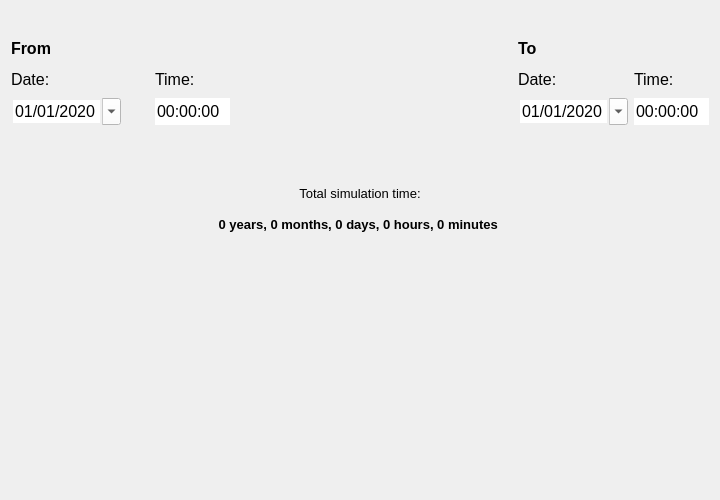
First picture: the form in threedi_models_and_simulations/ui/simulation_wizard/page_duration.ui, repository nens/threedi-api-qgis-client, before the edit.
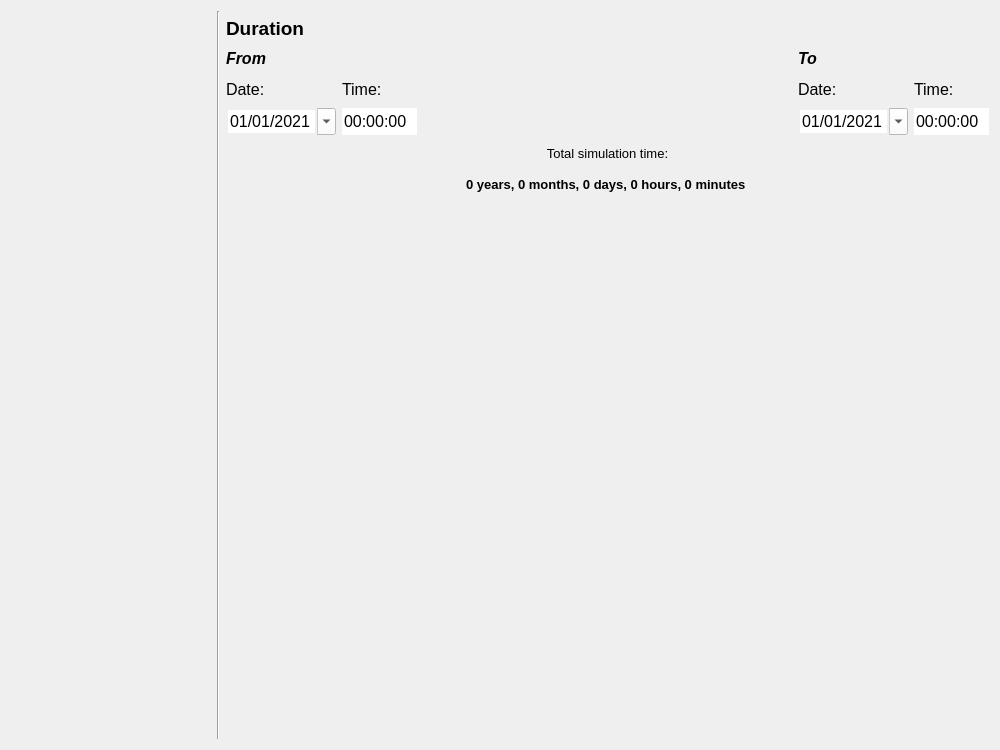
Second picture: the form after the edit.

Commit message:
Changed the way of showing progress of the simulation wizard. (#424)
* Changed the way of showing progress of the simulation wizard.

Patch:
```diff
--- a/threedi_models_and_simulations/ui/simulation_wizard/page_duration.ui
+++ b/threedi_models_and_simulations/ui/simulation_wizard/page_duration.ui
@@ -9,8 +9,8 @@
    <rect>
     <x>0</x>
     <y>0</y>
-    <width>720</width>
-    <height>500</height>
+    <width>1000</width>
+    <height>750</height>
    </rect>
   </property>
   <property name="sizePolicy">
@@ -35,81 +35,116 @@
    <string notr="true">QComboBox {background-color: rgba(255, 255, 255);}</string>
   </property>
   <layout class="QGridLayout" name="gridLayout">
-   <item row="3" column="0">
-    <widget class="QLabel" name="label_4">
-     <property name="sizePolicy">
-      <sizepolicy hsizetype="Minimum" vsizetype="Preferred">
-       <horstretch>0</horstretch>
-       <verstretch>0</verstretch>
-      </sizepolicy>
-     </property>
-     <property name="minimumSize">
-      <size>
-       <width>110</width>
-       <height>25</height>
-      </size>
-     </property>
-     <property name="maximumSize">
-      <size>
-       <width>16777215</width>
-       <height>16777215</height>
-      </size>
-     </property>
-     <property name="font">
-      <font>
-       <family>Segoe UI</family>
-       <pointsize>12</pointsize>
-      </font>
-     </property>
-     <property name="text">
-      <string>Date:</string>
-     </property>
-    </widget>
-   </item>
-   <item row="2" column="5">
-    <widget class="QLabel" name="label_10">
-     <property name="minimumSize">
-      <size>
-       <width>110</width>
-       <height>25</height>
-      </size>
-     </property>
-     <property name="maximumSize">
-      <size>
-       <width>16777215</width>
-       <height>16777215</height>
-      </size>
-     </property>
-     <property name="font">
-      <font>
-       <family>Segoe UI</family>
-       <pointsize>12</pointsize>
-       <weight>75</weight>
-       <bold>true</bold>
-      </font>
-     </property>
-     <property name="text">
-      <string>To</string>
-     </property>
-    </widget>
-   </item>
-   <item row="5" column="4">
-    <spacer name="verticalSpacer_2">
+   <item row="11" column="2" colspan="6">
+    <spacer name="horizontalSpacer">
      <property name="orientation">
-      <enum>Qt::Vertical</enum>
-     </property>
-     <property name="sizeType">
-      <enum>QSizePolicy::Fixed</enum>
+      <enum>Qt::Horizontal</enum>
      </property>
      <property name="sizeHint" stdset="0">
       <size>
-       <width>20</width>
-       <height>50</height>
+       <width>40</width>
+       <height>20</height>
       </size>
      </property>
     </spacer>
    </item>
-   <item row="4" column="4">
+   <item row="2" column="2" colspan="6">
+    <layout class="QGridLayout" name="gridLayout_2">
+     <property name="bottomMargin">
+      <number>0</number>
+     </property>
+     <item row="2" column="0">
+      <widget class="QDateEdit" name="date_from">
+       <property name="sizePolicy">
+        <sizepolicy hsizetype="Minimum" vsizetype="Preferred">
+         <horstretch>0</horstretch>
+         <verstretch>0</verstretch>
+        </sizepolicy>
+       </property>
+       <property name="minimumSize">
+        <size>
+         <width>110</width>
+         <height>25</height>
+        </size>
+       </property>
+       <property name="maximumSize">
+        <size>
+         <width>16777215</width>
+         <height>16777215</height>
+        </size>
+       </property>
+       <property name="font">
+        <font>
+         <family>Segoe UI</family>
+         <pointsize>12</pointsize>
+        </font>
+       </property>
+       <property name="styleSheet">
+        <string notr="true">QDateEdit {background-color: white;}</string>
+       </property>
+       <property name="frame">
+        <bool>false</bool>
+       </property>
+       <property name="buttonSymbols">
+        <enum>QAbstractSpinBox::NoButtons</enum>
+       </property>
+       <property name="dateTime">
+        <datetime>
+         <hour>0</hour>
+         <minute>0</minute>
+         <second>0</second>
+         <year>2021</year>
+         <month>1</month>
+         <day>1</day>
+        </datetime>
+       </property>
+       <property name="displayFormat">
+        <string>dd/MM/yyyy</string>
+       </property>
+       <property name="calendarPopup">
+        <bool>true</bool>
+       </property>
+       <property name="date">
+        <date>
+         <year>2021</year>
+         <month>1</month>
+         <day>1</day>
+        </date>
+       </property>
+      </widget>
+     </item>
+     <item row="1" column="1">
+      <widget class="QLabel" name="label_7">
+       <property name="sizePolicy">
+        <sizepolicy hsizetype="Minimum" vsizetype="Preferred">
+         <horstretch>0</horstretch>
+         <verstretch>0</verstretch>
+        </sizepolicy>
+       </property>
+       <property name="minimumSize">
+        <size>
+         <width>75</width>
+         <height>25</height>
+        </size>
+       </property>
+       <property name="maximumSize">
+        <size>
+         <width>75</width>
+         <height>25</height>
+        </size>
+       </property>
+       <property name="font">
+        <font>
+         <family>Segoe UI</family>
+         <pointsize>12</pointsize>
+        </font>
+       </property>
+       <property name="text">
+        <string>Time:</string>
+       </property>
+      </widget>
+     </item>
+     <item row="2" column="2">
     <spacer name="horizontalSpacer_2">
      <property name="orientation">
       <enum>Qt::Horizontal</enum>
@@ -125,8 +160,8 @@
      </property>
     </spacer>
    </item>
-   <item row="4" column="0">
-    <widget class="QDateEdit" name="date_from">
+     <item row="1" column="3">
+      <widget class="QLabel" name="label">
      <property name="sizePolicy">
       <sizepolicy hsizetype="Minimum" vsizetype="Preferred">
        <horstretch>0</horstretch>
@@ -149,162 +184,14 @@
       <font>
        <family>Segoe UI</family>
        <pointsize>12</pointsize>
-      </font>
-     </property>
-     <property name="styleSheet">
-      <string notr="true">QDateEdit {background-color: white;}</string>
-     </property>
-     <property name="frame">
-      <bool>false</bool>
-     </property>
-     <property name="buttonSymbols">
-      <enum>QAbstractSpinBox::NoButtons</enum>
-     </property>
-     <property name="displayFormat">
-      <string>dd/MM/yyyy</string>
-     </property>
-     <property name="calendarPopup">
-      <bool>true</bool>
-     </property>
-     <property name="date">
-      <date>
-       <year>2020</year>
-       <month>1</month>
-       <day>1</day>
-      </date>
-     </property>
-    </widget>
-   </item>
-   <item row="4" column="5">
-    <widget class="QDateEdit" name="date_to">
-     <property name="sizePolicy">
-      <sizepolicy hsizetype="Minimum" vsizetype="Preferred">
-       <horstretch>0</horstretch>
-       <verstretch>0</verstretch>
-      </sizepolicy>
-     </property>
-     <property name="minimumSize">
-      <size>
-       <width>110</width>
-       <height>25</height>
-      </size>
-     </property>
-     <property name="maximumSize">
-      <size>
-       <width>16777215</width>
-       <height>16777215</height>
-      </size>
-     </property>
-     <property name="font">
-      <font>
-       <family>Segoe UI</family>
-       <pointsize>12</pointsize>
-      </font>
-     </property>
-     <property name="styleSheet">
-      <string notr="true">QDateEdit {background-color: white;}</string>
-     </property>
-     <property name="frame">
-      <bool>false</bool>
-     </property>
-     <property name="buttonSymbols">
-      <enum>QAbstractSpinBox::NoButtons</enum>
-     </property>
-     <property name="displayFormat">
-      <string>dd/MM/yyyy</string>
-     </property>
-     <property name="calendarPopup">
-      <bool>true</bool>
-     </property>
-     <property name="date">
-      <date>
-       <year>2020</year>
-       <month>1</month>
-       <day>1</day>
-      </date>
-     </property>
-    </widget>
-   </item>
-   <item row="7" column="0" colspan="7">
-    <widget class="QLabel" name="label_total_time">
-     <property name="sizePolicy">
-      <sizepolicy hsizetype="Expanding" vsizetype="Preferred">
-       <horstretch>0</horstretch>
-       <verstretch>0</verstretch>
-      </sizepolicy>
-     </property>
-     <property name="minimumSize">
-      <size>
-       <width>0</width>
-       <height>25</height>
-      </size>
-     </property>
-     <property name="maximumSize">
-      <size>
-       <width>16777215</width>
-       <height>16777215</height>
-      </size>
-     </property>
-     <property name="font">
-      <font>
-       <family>Segoe UI</family>
-       <pointsize>10</pointsize>
-       <weight>75</weight>
-       <bold>true</bold>
       </font>
      </property>
      <property name="text">
-      <string>0 years, 0 months, 0 days, 0 hours, 0 minutes </string>
-     </property>
-     <property name="alignment">
-      <set>Qt::AlignCenter</set>
-     </property>
-    </widget>
-   </item>
-   <item row="4" column="3">
-    <widget class="QTimeEdit" name="time_from">
-     <property name="sizePolicy">
-      <sizepolicy hsizetype="Minimum" vsizetype="Preferred">
-       <horstretch>0</horstretch>
-       <verstretch>0</verstretch>
-      </sizepolicy>
-     </property>
-     <property name="minimumSize">
-      <size>
-       <width>75</width>
-       <height>25</height>
-      </size>
-     </property>
-     <property name="maximumSize">
-      <size>
-       <width>16777215</width>
-       <height>16777215</height>
-      </size>
-     </property>
-     <property name="font">
-      <font>
-       <family>Segoe UI</family>
-       <pointsize>12</pointsize>
-      </font>
-     </property>
-     <property name="autoFillBackground">
-      <bool>true</bool>
-     </property>
-     <property name="styleSheet">
-      <string notr="true">QTimeEdit {background-color: white;}</string>
-     </property>
-     <property name="locale">
-      <locale language="English" country="Netherlands"/>
-     </property>
-     <property name="frame">
-      <bool>false</bool>
-     </property>
-     <property name="buttonSymbols">
-      <enum>QAbstractSpinBox::NoButtons</enum>
-     </property>
-    </widget>
-   </item>
-   <item row="6" column="0" colspan="7">
+        <string>Date:</string>
+       </property>
+      </widget>
+     </item>
+     <item row="3" column="2">
     <widget class="QLabel" name="label_13">
      <property name="sizePolicy">
       <sizepolicy hsizetype="Expanding" vsizetype="Preferred">
@@ -338,58 +225,169 @@
      </property>
     </widget>
    </item>
-   <item row="3" column="1">
-    <widget class="QLabel" name="label_5">
+     <item row="1" column="0">
+      <widget class="QLabel" name="label_4">
      <property name="sizePolicy">
       <sizepolicy hsizetype="Minimum" vsizetype="Preferred">
        <horstretch>0</horstretch>
        <verstretch>0</verstretch>
       </sizepolicy>
      </property>
+       <property name="minimumSize">
+        <size>
+         <width>110</width>
+         <height>25</height>
+        </size>
+       </property>
+       <property name="maximumSize">
+        <size>
+         <width>16777215</width>
+         <height>16777215</height>
+        </size>
+       </property>
      <property name="font">
       <font>
        <family>Segoe UI</family>
-       <pointsize>10</pointsize>
+         <pointsize>12</pointsize>
       </font>
      </property>
      <property name="text">
-      <string/>
+        <string>Date:</string>
      </property>
     </widget>
    </item>
-   <item row="8" column="4">
-    <spacer name="verticalSpacer">
-     <property name="orientation">
-      <enum>Qt::Vertical</enum>
-     </property>
-     <property name="sizeHint" stdset="0">
+     <item row="0" column="3">
+      <widget class="QLabel" name="label_10">
+       <property name="minimumSize">
+        <size>
+         <width>110</width>
+         <height>25</height>
+        </size>
+       </property>
+       <property name="maximumSize">
       <size>
-       <width>20</width>
-       <height>40</height>
-      </size>
-     </property>
-    </spacer>
-   </item>
-   <item row="3" column="2">
-    <widget class="QLabel" name="label_6">
+         <width>16777215</width>
+         <height>16777215</height>
+        </size>
+       </property>
+       <property name="font">
+        <font>
+         <family>Segoe UI</family>
+         <pointsize>12</pointsize>
+         <weight>75</weight>
+         <italic>true</italic>
+         <bold>true</bold>
+        </font>
+       </property>
+       <property name="text">
+        <string>To</string>
+       </property>
+      </widget>
+     </item>
+     <item row="2" column="3">
+      <widget class="QDateEdit" name="date_to">
      <property name="sizePolicy">
       <sizepolicy hsizetype="Minimum" vsizetype="Preferred">
        <horstretch>0</horstretch>
        <verstretch>0</verstretch>
       </sizepolicy>
      </property>
+       <property name="minimumSize">
+        <size>
+         <width>110</width>
+         <height>25</height>
+        </size>
+       </property>
+       <property name="maximumSize">
+        <size>
+         <width>16777215</width>
+         <height>16777215</height>
+        </size>
+       </property>
      <property name="font">
       <font>
        <family>Segoe UI</family>
-       <pointsize>10</pointsize>
-      </font>
-     </property>
-     <property name="text">
-      <string/>
-     </property>
-    </widget>
-   </item>
-   <item row="2" column="0">
+         <pointsize>12</pointsize>
+        </font>
+       </property>
+       <property name="styleSheet">
+        <string notr="true">QDateEdit {background-color: white;}</string>
+       </property>
+       <property name="frame">
+        <bool>false</bool>
+       </property>
+       <property name="buttonSymbols">
+        <enum>QAbstractSpinBox::NoButtons</enum>
+       </property>
+       <property name="dateTime">
+        <datetime>
+         <hour>0</hour>
+         <minute>0</minute>
+         <second>0</second>
+         <year>2021</year>
+         <month>1</month>
+         <day>1</day>
+        </datetime>
+       </property>
+       <property name="displayFormat">
+        <string>dd/MM/yyyy</string>
+       </property>
+       <property name="calendarPopup">
+        <bool>true</bool>
+       </property>
+       <property name="date">
+        <date>
+         <year>2021</year>
+         <month>1</month>
+         <day>1</day>
+        </date>
+       </property>
+      </widget>
+     </item>
+     <item row="2" column="4">
+      <widget class="QTimeEdit" name="time_to">
+       <property name="sizePolicy">
+        <sizepolicy hsizetype="Minimum" vsizetype="Preferred">
+         <horstretch>0</horstretch>
+         <verstretch>0</verstretch>
+        </sizepolicy>
+       </property>
+       <property name="minimumSize">
+        <size>
+         <width>75</width>
+         <height>25</height>
+        </size>
+       </property>
+       <property name="maximumSize">
+        <size>
+         <width>16777215</width>
+         <height>16777215</height>
+        </size>
+       </property>
+       <property name="font">
+        <font>
+         <family>Segoe UI</family>
+         <pointsize>12</pointsize>
+        </font>
+       </property>
+       <property name="autoFillBackground">
+        <bool>true</bool>
+       </property>
+       <property name="styleSheet">
+        <string notr="true">QTimeEdit {background-color: white;}</string>
+       </property>
+       <property name="locale">
+        <locale language="English" country="Netherlands"/>
+       </property>
+       <property name="frame">
+        <bool>false</bool>
+       </property>
+       <property name="buttonSymbols">
+        <enum>QAbstractSpinBox::NoButtons</enum>
+       </property>
+      </widget>
+     </item>
+     <item row="0" column="0">
     <widget class="QLabel" name="label_3">
      <property name="minimumSize">
       <size>
@@ -408,6 +406,7 @@
        <family>Segoe UI</family>
        <pointsize>12</pointsize>
        <weight>75</weight>
+         <italic>true</italic>
        <bold>true</bold>
       </font>
      </property>
@@ -416,7 +415,50 @@
      </property>
     </widget>
    </item>
-   <item row="3" column="6">
+     <item row="2" column="1">
+      <widget class="QTimeEdit" name="time_from">
+       <property name="sizePolicy">
+        <sizepolicy hsizetype="Minimum" vsizetype="Preferred">
+         <horstretch>0</horstretch>
+         <verstretch>0</verstretch>
+        </sizepolicy>
+       </property>
+       <property name="minimumSize">
+        <size>
+         <width>75</width>
+         <height>25</height>
+        </size>
+       </property>
+       <property name="maximumSize">
+        <size>
+         <width>16777215</width>
+         <height>16777215</height>
+        </size>
+       </property>
+       <property name="font">
+        <font>
+         <family>Segoe UI</family>
+         <pointsize>12</pointsize>
+        </font>
+       </property>
+       <property name="autoFillBackground">
+        <bool>true</bool>
+       </property>
+       <property name="styleSheet">
+        <string notr="true">QTimeEdit {background-color: white;}</string>
+       </property>
+       <property name="locale">
+        <locale language="English" country="Netherlands"/>
+       </property>
+       <property name="frame">
+        <bool>false</bool>
+       </property>
+       <property name="buttonSymbols">
+        <enum>QAbstractSpinBox::NoButtons</enum>
+       </property>
+      </widget>
+     </item>
+     <item row="1" column="4">
     <widget class="QLabel" name="label_9">
      <property name="sizePolicy">
       <sizepolicy hsizetype="Minimum" vsizetype="Preferred">
@@ -447,130 +489,146 @@
      </property>
     </widget>
    </item>
-   <item row="0" column="0" colspan="7">
-    <layout class="QVBoxLayout" name="svg_lout">
-     <property name="bottomMargin">
-      <number>0</number>
-     </property>
+     <item row="4" column="2">
+      <widget class="QLabel" name="label_total_time">
+       <property name="sizePolicy">
+        <sizepolicy hsizetype="Expanding" vsizetype="Preferred">
+         <horstretch>0</horstretch>
+         <verstretch>0</verstretch>
+        </sizepolicy>
+       </property>
+       <property name="minimumSize">
+        <size>
+         <width>0</width>
+         <height>25</height>
+        </size>
+       </property>
+       <property name="maximumSize">
+        <size>
+         <width>16777215</width>
+         <height>16777215</height>
+        </size>
+       </property>
+       <property name="font">
+        <font>
+         <family>Segoe UI</family>
+         <pointsize>10</pointsize>
+         <weight>75</weight>
+         <bold>true</bold>
+        </font>
+       </property>
+       <property name="text">
+        <string>0 years, 0 months, 0 days, 0 hours, 0 minutes </string>
+       </property>
+       <property name="alignment">
+        <set>Qt::AlignCenter</set>
+       </property>
+      </widget>
+     </item>
     </layout>
    </item>
-   <item row="3" column="3">
-    <widget class="QLabel" name="label_7">
+   <item row="5" column="4">
+    <widget class="QLabel" name="label_6">
      <property name="sizePolicy">
       <sizepolicy hsizetype="Minimum" vsizetype="Preferred">
        <horstretch>0</horstretch>
        <verstretch>0</verstretch>
       </sizepolicy>
      </property>
-     <property name="minimumSize">
-      <size>
-       <width>75</width>
-       <height>25</height>
-      </size>
+     <property name="font">
+      <font>
+       <family>Segoe UI</family>
+       <pointsize>10</pointsize>
+      </font>
      </property>
-     <property name="maximumSize">
-      <size>
-       <width>75</width>
-       <height>25</height>
-      </size>
+     <property name="text">
+      <string/>
      </property>
+    </widget>
+   </item>
+   <item row="1" column="2">
+    <widget class="QLabel" name="label_8">
      <property name="font">
       <font>
        <family>Segoe UI</family>
-       <pointsize>12</pointsize>
+       <pointsize>14</pointsize>
+       <weight>75</weight>
+       <bold>true</bold>
+       <underline>false</underline>
       </font>
      </property>
      <property name="text">
-      <string>Time:</string>
+      <string>Duration</string>
      </property>
     </widget>
    </item>
-   <item row="4" column="6">
-    <widget class="QTimeEdit" name="time_to">
+   <item row="5" column="3">
+    <widget class="QLabel" name="label_5">
      <property name="sizePolicy">
       <sizepolicy hsizetype="Minimum" vsizetype="Preferred">
        <horstretch>0</horstretch>
        <verstretch>0</verstretch>
       </sizepolicy>
      </property>
-     <property name="minimumSize">
-      <size>
-       <width>75</width>
-       <height>25</height>
-      </size>
-     </property>
-     <property name="maximumSize">
-      <size>
-       <width>16777215</width>
-       <height>16777215</height>
-      </size>
-     </property>
      <property name="font">
       <font>
        <family>Segoe UI</family>
-       <pointsize>12</pointsize>
+       <pointsize>10</pointsize>
       </font>
      </property>
-     <property name="autoFillBackground">
-      <bool>true</bool>
+     <property name="text">
+      <string/>
      </property>
-     <property name="styleSheet">
-      <string notr="true">QTimeEdit {background-color: white;}</string>
+    </widget>
+   </item>
+   <item row="0" column="1" rowspan="12">
+    <widget class="Line" name="line_2">
+     <property name="sizePolicy">
+      <sizepolicy hsizetype="Fixed" vsizetype="Expanding">
+       <horstretch>0</horstretch>
+       <verstretch>0</verstretch>
+      </sizepolicy>
      </property>
-     <property name="locale">
-      <locale language="English" country="Netherlands"/>
+     <property name="orientation">
+      <enum>Qt::Vertical</enum>
      </property>
-     <property name="frame">
-      <bool>false</bool>
-     </property>
-     <property name="buttonSymbols">
-      <enum>QAbstractSpinBox::NoButtons</enum>
-     </property>
     </widget>
    </item>
-   <item row="3" column="5">
-    <widget class="QLabel" name="label">
+   <item row="0" column="0" rowspan="12">
+    <widget class="QWidget" name="wizard_steps_widget" native="true">
      <property name="sizePolicy">
-      <sizepolicy hsizetype="Minimum" vsizetype="Preferred">
+      <sizepolicy hsizetype="Preferred" vsizetype="Expanding">
        <horstretch>0</horstretch>
        <verstretch>0</verstretch>
       </sizepolicy>
      </property>
      <property name="minimumSize">
       <size>
-       <width>110</width>
-       <height>25</height>
+       <width>200</width>
+       <height>0</height>
       </size>
      </property>
      <property name="maximumSize">
       <size>
-       <width>16777215</width>
+       <width>200</width>
        <height>16777215</height>
       </size>
      </property>
-     <property name="font">
-      <font>
-       <family>Segoe UI</family>
-       <pointsize>12</pointsize>
-      </font>
-     </property>
-     <property name="text">
-      <string>Date:</string>
-     </property>
+     <layout class="QVBoxLayout" name="verticalLayout"/>
     </widget>
    </item>
-   <item row="1" column="0">
-    <spacer name="verticalSpacer_3">
+   <item row="6" column="4">
+    <spacer name="verticalSpacer_2">
      <property name="orientation">
       <enum>Qt::Vertical</enum>
      </property>
      <property name="sizeType">
-      <enum>QSizePolicy::Fixed</enum>
+      <enum>QSizePolicy::Expanding</enum>
      </property>
      <property name="sizeHint" stdset="0">
       <size>
        <width>20</width>
-       <height>25</height>
+       <height>50</height>
       </size>
      </property>
     </spacer>
```
Lines whose indentation alone changed are shown as unchanged. The commit also changes 21 other files.
